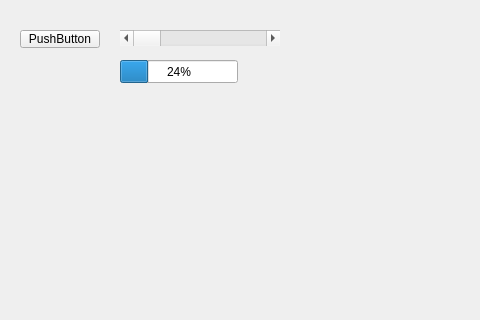
Santiago-F1/Fall-2022-First-Qt-Project, file mainwindow.ui: the form before one commit; both pictures show x 0 to 480 and y 0 to 320 of the 800 by 600 pixel window.
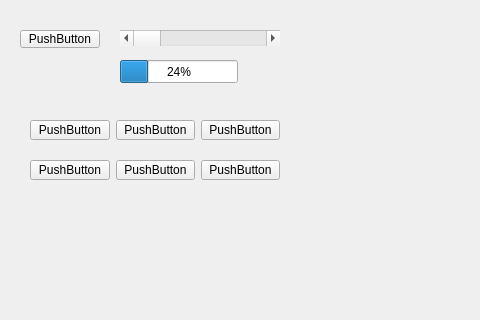
The form after the commit.

Commit message: Learning layouts

The edit to the form file:
```diff
--- a/mainwindow.ui
+++ b/mainwindow.ui
@@ -53,6 +53,72 @@
      <number>24</number>
     </property>
    </widget>
+   <widget class="QWidget" name="">
+    <property name="geometry">
+     <rect>
+      <x>30</x>
+      <y>120</y>
+      <width>250</width>
+      <height>20</height>
+     </rect>
+    </property>
+    <layout class="QHBoxLayout" name="horizontalLayout">
+     <item>
+      <widget class="QPushButton" name="pushButton_3">
+       <property name="text">
+        <string>PushButton</string>
+       </property>
+      </widget>
+     </item>
+     <item>
+      <widget class="QPushButton" name="pushButton_4">
+       <property name="text">
+        <string>PushButton</string>
+       </property>
+      </widget>
+     </item>
+     <item>
+      <widget class="QPushButton" name="pushButton_2">
+       <property name="text">
+        <string>PushButton</string>
+       </property>
+      </widget>
+     </item>
+    </layout>
+   </widget>
+   <widget class="QWidget" name="">
+    <property name="geometry">
+     <rect>
+      <x>30</x>
+      <y>160</y>
+      <width>250</width>
+      <height>20</height>
+     </rect>
+    </property>
+    <layout class="QHBoxLayout" name="horizontalLayout_2">
+     <item>
+      <widget class="QPushButton" name="pushButton_5">
+       <property name="text">
+        <string>PushButton</string>
+       </property>
+      </widget>
+     </item>
+     <item>
+      <widget class="QPushButton" name="pushButton_6">
+       <property name="text">
+        <string>PushButton</string>
+       </property>
+      </widget>
+     </item>
+     <item>
+      <widget class="QPushButton" name="pushButton_7">
+       <property name="text">
+        <string>PushButton</string>
+       </property>
+      </widget>
+     </item>
+    </layout>
+   </widget>
   </widget>
   <widget class="QMenuBar" name="menubar">
    <property name="geometry">
```
The commit also changes 1 other file.
